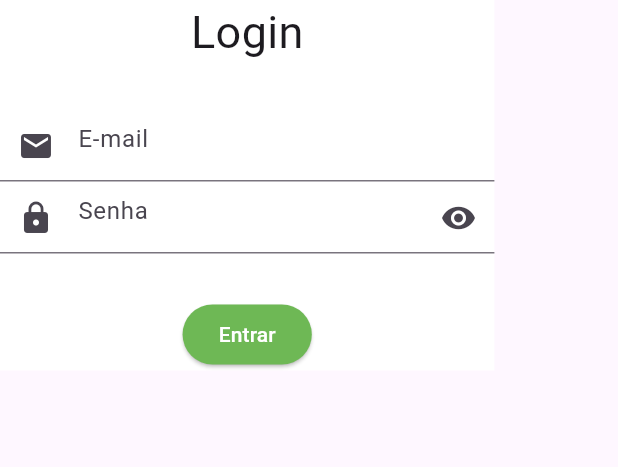
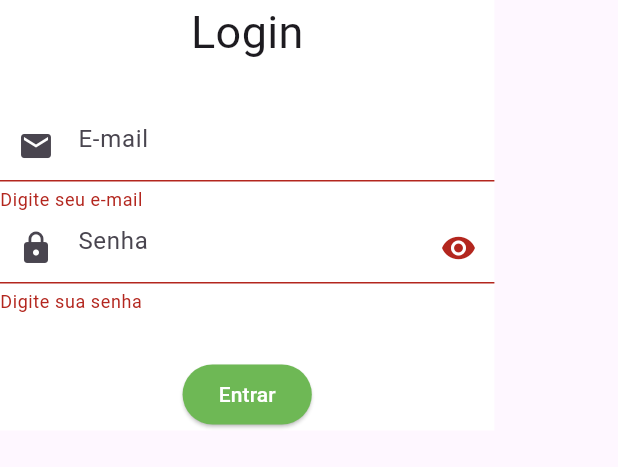
Before and after one commit to infodoug/dsi_2024_1, a Flutter app: the CamposLogin widget shown alone on an empty page, opened directly, after a tap on "Entrar", on a phone screen of 412 x 824 dp. Shown: the top 467 px of the screen. Run offline on Flutter 3.47's test engine with Material 3 defaults, Android fonts, the phone set to English and light mode, and no system bars.

Commit message:
login e cadastro completos

```diff
--- /dev/null
+++ b/lib/listusers.dart
@@ -0,0 +1,3 @@
+import 'user.dart';
+
+List<User> users = [];
--- a/lib/loginpage.dart
+++ b/lib/loginpage.dart
@@ -1,4 +1,6 @@
 import 'package:flutter/material.dart';
+import 'package:collection/collection.dart';
+import 'listusers.dart';
 
 class LoginPage extends StatelessWidget {
   const LoginPage({super.key});
@@ -29,10 +31,15 @@ class CamposLogin extends StatefulWidget {
 
 class _CamposLoginState extends State<CamposLogin> {
   var _isobscured = true;
+  final _formKey = GlobalKey<FormState>();
+  final TextEditingController _loginemailController = TextEditingController();
+  final TextEditingController _loginsenhaController = TextEditingController();
 
   @override
   Widget build(BuildContext context) {
-    return SingleChildScrollView(
+    return Form(
+      key: _formKey,
+      child: SingleChildScrollView(
         child: Column(
           mainAxisAlignment: MainAxisAlignment.center,
           children: [
@@ -51,12 +58,32 @@ class _CamposLoginState extends State<CamposLogin> {
                         height: 30,
                       ),
                       TextFormField(
+                        controller: _loginemailController,
                         decoration: const InputDecoration(
                           hintText: 'E-mail',
                           prefixIcon: Icon(Icons.email),
                         ),
+                        validator: (String? value) {
+                          if (value!.isEmpty) {
+                            return "Digite seu e-mail";
+                          }
+                          if (value.isNotEmpty) {
+                            if (value.length < 5) {
+                              return "Digite um e-mail válido";
+                            }
+                          }
+                          if (!value.contains("@")) {
+                            return "Digite um e-mail válido";
+                          }
+                          if (!users.any((user) =>
+                              user.email == _loginemailController.text)) {
+                            return "E-mail não cadastrado";
+                          }
+                          return null;
+                        },
                       ),
                       TextFormField(
+                          controller: _loginsenhaController,
                           decoration: InputDecoration(
                             hintText: 'Senha',
                             prefixIcon: const Icon(Icons.lock),
@@ -69,15 +96,32 @@ class _CamposLoginState extends State<CamposLogin> {
                                 },
                                 icon: (_isobscured)
                                     ? const Icon(Icons.remove_red_eye)
-                                : const Icon(Icons.visibility_off_outlined)),
+                                    : const Icon(
+                                        Icons.visibility_off_outlined)),
                           ),
                           obscureText: _isobscured,
-                    ),
+                          validator: (String? value) {
+                            if (value!.isEmpty) {
+                              return "Digite sua senha";
+                            }
+                            dynamic _usuarioEncontrado = users.firstWhereOrNull(
+                                (user) =>
+                                    user.email == _loginemailController.text);
+                            if (_usuarioEncontrado.senha ==
+                                _loginsenhaController.text) {
+                              print('ir para pagina inicial');
+                            } else {
+                              return "Senha incorreta";
+                            }
+                            return null;
+                          }),
                       const SizedBox(
                         height: 30,
                       ),
                       ElevatedButton(
-                      onPressed: () {},
+                        onPressed: () {
+                          login();
+                        },
                         style: const ButtonStyle(
                           backgroundColor: MaterialStatePropertyAll(
                             Color(0xFF6EB855),
@@ -95,6 +139,16 @@ class _CamposLoginState extends State<CamposLogin> {
             ),
           ],
         ),
+      ),
     );
   }
+
+  void login() {
+    if (_formKey.currentState!.validate()) {
+      Navigator.pushNamed(context, '/home');
+      print('válido!');
+    } else {
+      print('Inválido!');
     }
+  }
+}
--- /dev/null
+++ b/lib/user.dart
@@ -0,0 +1,7 @@
+class User {
+  final String nome;
+  final String email;
+  final String senha;
+
+  User({required this.nome, required this.email, required this.senha});
+}
--- a/pubspec.yaml
+++ b/pubspec.yaml
@@ -35,6 +35,7 @@ dependencies:
   # The following adds the Cupertino Icons font to your application.
   # Use with the CupertinoIcons class for iOS style icons.
   cupertino_icons: ^1.0.2
+  collection: ^1.18.0
 
 dev_dependencies:
   flutter_test:
```
Also changed, not shown: lib/homepage.dart (added, +15 -0 lines), lib/main.dart (+9 -3 lines), lib/nada.dart (added, +99 -0 lines), lib/registrationpage.dart (+67 -4 lines), pubspec.lock. Lines whose indentation alone changed are shown as unchanged.
